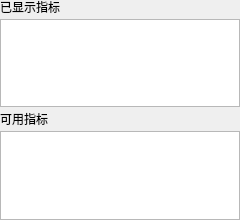
Above: stockwidget/ui/generated/metric_pool.ui from sbr0574/StockWidget before the change. Below: the same form after it.
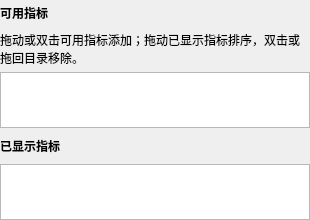
That is the form after the change. Custom widgets are drawn as their Qt base class.

What changed in the file:
```diff
--- a/stockwidget/ui/generated/metric_pool.ui
+++ b/stockwidget/ui/generated/metric_pool.ui
@@ -18,6 +18,89 @@
    <property name="spacing">
     <number>5</number>
    </property>
+   <item>
+    <widget class="QLabel" name="available_label">
+     <property name="text">
+      <string>可用指标</string>
+     </property>
+     <property name="minimumSize">
+      <size>
+       <width>0</width>
+       <height>26</height>
+      </size>
+     </property>
+     <property name="maximumSize">
+      <size>
+       <width>16777215</width>
+       <height>26</height>
+      </size>
+     </property>
+     <property name="font">
+      <font>
+       <bold>true</bold>
+      </font>
+     </property>
+     <property name="settingTitle" stdset="0">
+      <bool>true</bool>
+     </property>
+    </widget>
+   </item>
+   <item>
+    <widget class="QLabel" name="available_description">
+     <property name="text">
+      <string>拖动或双击可用指标添加；拖动已显示指标排序，双击或拖回目录移除。</string>
+     </property>
+     <property name="wordWrap">
+      <bool>true</bool>
+     </property>
+     <property name="settingDescription" stdset="0">
+      <bool>true</bool>
+     </property>
+     <property name="minimumSize">
+      <size>
+       <width>310</width>
+       <height>0</height>
+      </size>
+     </property>
+     <property name="maximumSize">
+      <size>
+       <width>310</width>
+       <height>16777215</height>
+      </size>
+     </property>
+     <property name="alignment">
+      <set>Qt::AlignmentFlag::AlignLeft|Qt::AlignmentFlag::AlignTop</set>
+     </property>
+    </widget>
+   </item>
+   <item>
+    <widget class="MetricCatalogWidget" name="metric_available_pool">
+     <property name="emptyText" stdset="0">
+      <string>已全部显示</string>
+     </property>
+     <property name="flow">
+      <enum>QListView::Flow::LeftToRight</enum>
+     </property>
+     <property name="wrapping">
+      <bool>true</bool>
+     </property>
+     <property name="spacing">
+      <number>2</number>
+     </property>
+     <property name="minimumSize">
+      <size>
+       <width>0</width>
+       <height>56</height>
+      </size>
+     </property>
+     <property name="maximumSize">
+      <size>
+       <width>16777215</width>
+       <height>56</height>
+      </size>
+     </property>
+    </widget>
+   </item>
    <item>
     <widget class="QLabel" name="displayed_label">
      <property name="text">
@@ -26,19 +109,39 @@
      <property name="minimumSize">
       <size>
        <width>0</width>
-       <height>14</height>
+       <height>26</height>
       </size>
      </property>
      <property name="maximumSize">
       <size>
        <width>16777215</width>
-       <height>14</height>
+       <height>26</height>
       </size>
      </property>
+     <property name="font">
+      <font>
+       <bold>true</bold>
+      </font>
+     </property>
+     <property name="settingTitle" stdset="0">
+      <bool>true</bool>
+     </property>
     </widget>
    </item>
    <item>
     <widget class="MetricListWidget" name="metric_displayed_pool">
+     <property name="minimumSize">
+      <size>
+       <width>0</width>
+       <height>56</height>
+      </size>
+     </property>
+     <property name="maximumSize">
+      <size>
+       <width>16777215</width>
+       <height>56</height>
+      </size>
+     </property>
      <property name="emptyText" stdset="0">
       <string>拖入要显示的指标</string>
      </property>
@@ -53,54 +156,6 @@
      </property>
     </widget>
    </item>
-   <item>
-    <widget class="QLabel" name="available_label">
-     <property name="text">
-      <string>可用指标</string>
-     </property>
-     <property name="minimumSize">
-      <size>
-       <width>0</width>
-       <height>14</height>
-      </size>
-     </property>
-     <property name="maximumSize">
-      <size>
-       <width>16777215</width>
-       <height>14</height>
-      </size>
-     </property>
-    </widget>
-   </item>
-   <item>
-    <widget class="MetricListWidget" name="metric_available_pool">
-     <property name="emptyText" stdset="0">
-      <string>已全部显示</string>
-     </property>
-     <property name="flow">
-      <enum>QListView::Flow::LeftToRight</enum>
-     </property>
-     <property name="wrapping">
-      <bool>true</bool>
-     </property>
-     <property name="spacing">
-      <number>2</number>
-     </property>
-    </widget>
-   </item>
-   <item>
-    <spacer name="metricPoolSpacer">
-     <property name="orientation">
-      <enum>Qt::Orientation::Vertical</enum>
-     </property>
-     <property name="sizeHint">
-      <size>
-       <width>0</width>
-       <height>0</height>
-      </size>
-     </property>
-    </spacer>
-   </item>
   </layout>
   <property name="geometry">
    <rect>
@@ -117,6 +172,11 @@
    <extends>QListWidget</extends>
    <header>stockwidget.ui.controls.metrics</header>
   </customwidget>
+  <customwidget>
+   <class>MetricCatalogWidget</class>
+   <extends>QListWidget</extends>
+   <header>stockwidget.ui.controls.metrics</header>
+  </customwidget>
  </customwidgets>
  <resources/>
  <connections/>
```
Left out of the diff: 4 changed lines with no effect on the pictures.
